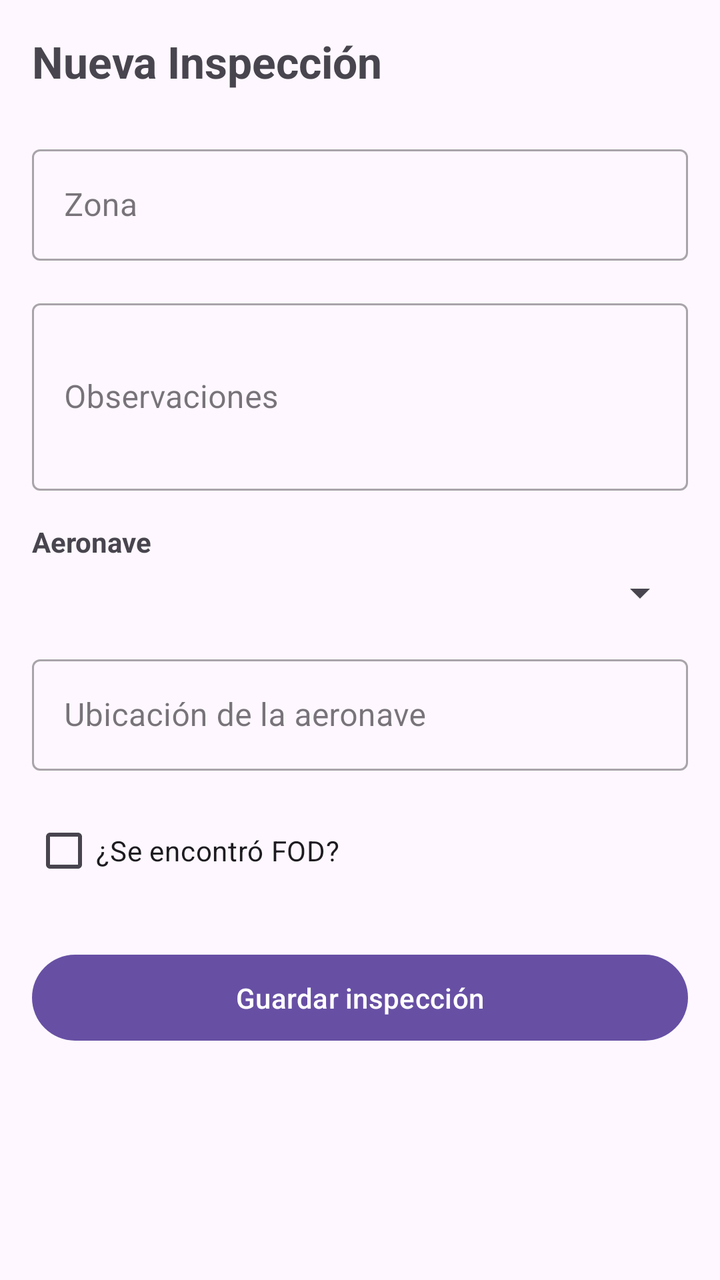
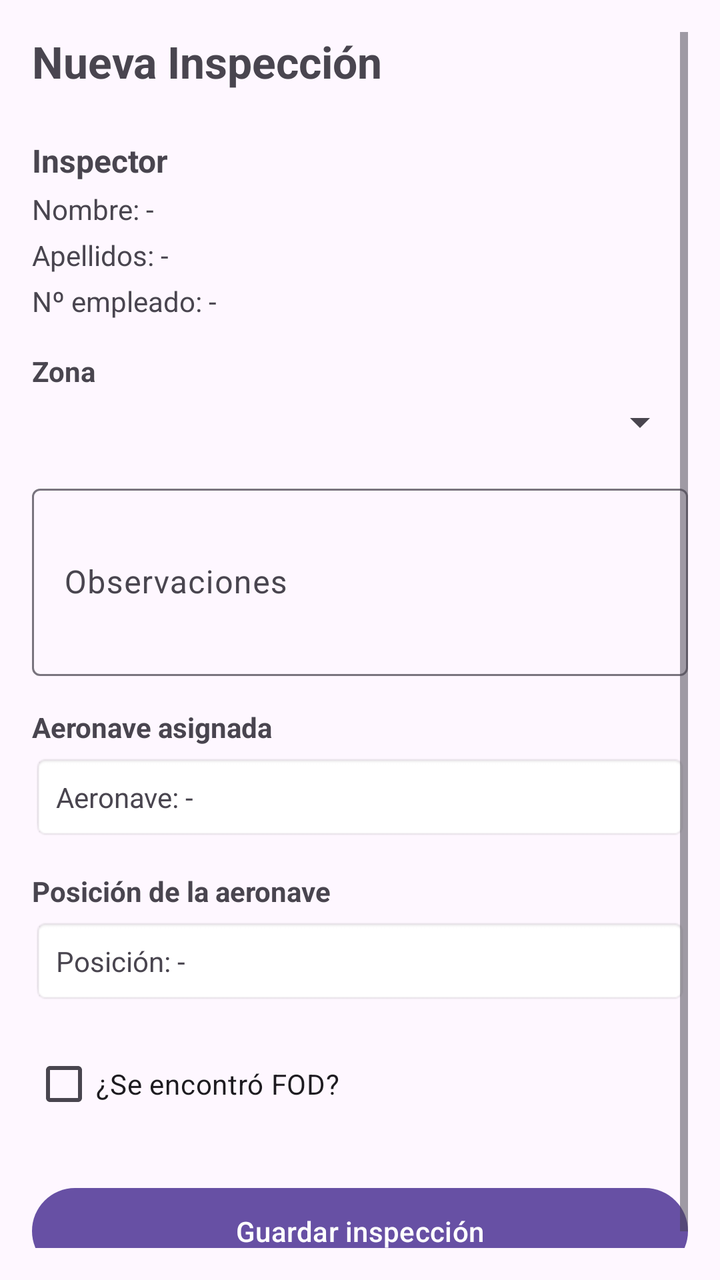

Screens rendered from an Android XML layout before and after an edit, with the pre-edit source and the edit as a unified diff.
<!-- AndroidManifest.xml: application theme Theme.FodManager -->
<!-- res/layout/activity_nueva_inspeccion.xml -->
<?xml version="1.0" encoding="utf-8"?>
<ScrollView xmlns:android="http://schemas.android.com/apk/res/android"
    android:layout_width="match_parent"
    android:layout_height="match_parent"
    android:padding="16dp">

    
    <LinearLayout
        android:layout_width="match_parent"
        android:layout_height="wrap_content"
        android:orientation="vertical">

        
        <TextView
            android:layout_width="wrap_content"
            android:layout_height="wrap_content"
            android:text="Nueva Inspección"
            android:textSize="22sp"
            android:textStyle="bold"
            android:layout_marginBottom="24dp" />

        
        <com.google.android.material.textfield.TextInputLayout
            android:layout_width="match_parent"
            android:layout_height="wrap_content"
            android:hint="Zona"
            style="@style/Widget.MaterialComponents.TextInputLayout.OutlinedBox"
            android:layout_marginBottom="16dp">

            
            <com.google.android.material.textfield.TextInputEditText
                android:id="@+id/etZona"
                android:layout_width="match_parent"
                android:layout_height="wrap_content"
                android:inputType="text" />
        </com.google.android.material.textfield.TextInputLayout>

        
        <com.google.android.material.textfield.TextInputLayout
            android:layout_width="match_parent"
            android:layout_height="wrap_content"
            android:hint="Observaciones"
            style="@style/Widget.MaterialComponents.TextInputLayout.OutlinedBox"
            android:layout_marginBottom="16dp">

            
            <com.google.android.material.textfield.TextInputEditText
                android:id="@+id/etObservaciones"
                android:layout_width="match_parent"
                android:layout_height="wrap_content"
                android:inputType="textMultiLine"
                android:minLines="3" />
        </com.google.android.material.textfield.TextInputLayout>

        
        <TextView
            android:layout_width="wrap_content"
            android:layout_height="wrap_content"
            android:text="Aeronave"
            android:textStyle="bold"
            android:textSize="14sp"
            android:layout_marginBottom="4dp" />

        
        <Spinner
            android:id="@+id/spinnerAeronave"
            android:layout_width="match_parent"
            android:layout_height="wrap_content"
            android:layout_marginBottom="16dp" />

        
        <com.google.android.material.textfield.TextInputLayout
            android:layout_width="match_parent"
            android:layout_height="wrap_content"
            android:hint="Ubicación de la aeronave"
            style="@style/Widget.MaterialComponents.TextInputLayout.OutlinedBox"
            android:layout_marginBottom="16dp">

            
            <com.google.android.material.textfield.TextInputEditText
                android:id="@+id/etUbicacionAeronave"
                android:layout_width="match_parent"
                android:layout_height="wrap_content"
                android:inputType="text" />
        </com.google.android.material.textfield.TextInputLayout>

        
        <CheckBox
            android:id="@+id/cbConFod"
            android:layout_width="wrap_content"
            android:layout_height="wrap_content"
            android:text="¿Se encontró FOD?"
            android:layout_marginBottom="24dp" />

        
        <Button
            android:id="@+id/btnGuardar"
            android:layout_width="match_parent"
            android:layout_height="wrap_content"
            android:text="Guardar inspección"
            android:padding="12dp" />

        
        <ProgressBar
            android:id="@+id/progressBar"
            android:layout_width="wrap_content"
            android:layout_height="wrap_content"
            android:layout_gravity="center"
            android:layout_marginTop="16dp"
            android:visibility="gone" />

    </LinearLayout>

</ScrollView>
<!-- resources referenced by this layout -->
<resources>
  <style name="Theme.FodManager" parent="Base.Theme.FodManager" />
  <style name="Base.Theme.FodManager" parent="Theme.Material3.DayNight.NoActionBar">
          
          
      </style>
</resources>

<!-- the commit's change to res/layout/activity_nueva_inspeccion.xml (unified diff, before → after) -->
@@ -4,11 +4,11 @@
     android:layout_height="match_parent"
     android:padding="16dp">
 
-    
     <LinearLayout
         android:layout_width="match_parent"
         android:layout_height="wrap_content"
-        android:orientation="vertical">
+        android:orientation="vertical"
+        android:paddingBottom="8dp">
 
         
         <TextView
@@ -20,30 +20,64 @@
             android:layout_marginBottom="24dp" />
 
         
-        <com.google.android.material.textfield.TextInputLayout
+        <TextView
+            android:layout_width="wrap_content"
+            android:layout_height="wrap_content"
+            android:text="Inspector"
+            android:textStyle="bold"
+            android:textSize="16sp"
+            android:layout_marginBottom="4dp" />
+
+        
+        <TextView
+            android:id="@+id/tvInspectorNombre"
             android:layout_width="match_parent"
             android:layout_height="wrap_content"
-            android:hint="Zona"
-            style="@style/Widget.MaterialComponents.TextInputLayout.OutlinedBox"
-            android:layout_marginBottom="16dp">
+            android:text="Nombre: -"
+            android:textSize="14sp"
+            android:layout_marginBottom="4dp" />
 
-            
-            <com.google.android.material.textfield.TextInputEditText
-                android:id="@+id/etZona"
-                android:layout_width="match_parent"
-                android:layout_height="wrap_content"
-                android:inputType="text" />
-        </com.google.android.material.textfield.TextInputLayout>
+        
+        <TextView
+            android:id="@+id/tvInspectorApellidos"
+            android:layout_width="match_parent"
+            android:layout_height="wrap_content"
+            android:text="Apellidos: -"
+            android:textSize="14sp"
+            android:layout_marginBottom="4dp" />
+
+        
+        <TextView
+            android:id="@+id/tvInspectorNumeroEmpleado"
+            android:layout_width="match_parent"
+            android:layout_height="wrap_content"
+            android:text="Nº empleado: -"
+            android:textSize="14sp"
+            android:layout_marginBottom="16dp" />
+
+        
+        <TextView
+            android:layout_width="wrap_content"
+            android:layout_height="wrap_content"
+            android:text="Zona"
+            android:textStyle="bold"
+            android:textSize="14sp"
+            android:layout_marginBottom="4dp" />
+
+        
+        <Spinner
+            android:id="@+id/spinnerZona"
+            android:layout_width="match_parent"
+            android:layout_height="wrap_content"
+            android:layout_marginBottom="16dp" />
 
         
         <com.google.android.material.textfield.TextInputLayout
             android:layout_width="match_parent"
             android:layout_height="wrap_content"
             android:hint="Observaciones"
-            style="@style/Widget.MaterialComponents.TextInputLayout.OutlinedBox"
             android:layout_marginBottom="16dp">
 
-            
             <com.google.android.material.textfield.TextInputEditText
                 android:id="@+id/etObservaciones"
                 android:layout_width="match_parent"
@@ -56,33 +90,41 @@
         <TextView
             android:layout_width="wrap_content"
             android:layout_height="wrap_content"
-            android:text="Aeronave"
+            android:text="Aeronave asignada"
             android:textStyle="bold"
             android:textSize="14sp"
             android:layout_marginBottom="4dp" />
 
         
-        <Spinner
-            android:id="@+id/spinnerAeronave"
+        <TextView
+            android:id="@+id/tvAeronaveAsignada"
             android:layout_width="match_parent"
             android:layout_height="wrap_content"
+            android:text="Aeronave: -"
+            android:textSize="14sp"
+            android:padding="12dp"
+            android:background="@android:drawable/editbox_background"
             android:layout_marginBottom="16dp" />
 
         
-        <com.google.android.material.textfield.TextInputLayout
+        <TextView
+            android:layout_width="wrap_content"
+            android:layout_height="wrap_content"
+            android:text="Posición de la aeronave"
+            android:textStyle="bold"
+            android:textSize="14sp"
+            android:layout_marginBottom="4dp" />
+
+        
+        <TextView
+            android:id="@+id/tvPosicionAeronave"
             android:layout_width="match_parent"
             android:layout_height="wrap_content"
-            android:hint="Ubicación de la aeronave"
-            style="@style/Widget.MaterialComponents.TextInputLayout.OutlinedBox"
-            android:layout_marginBottom="16dp">
-
-            
-            <com.google.android.material.textfield.TextInputEditText
-                android:id="@+id/etUbicacionAeronave"
-                android:layout_width="match_parent"
-                android:layout_height="wrap_content"
-                android:inputType="text" />
-        </com.google.android.material.textfield.TextInputLayout>
+            android:text="Posición: -"
+            android:textSize="14sp"
+            android:padding="12dp"
+            android:background="@android:drawable/editbox_background"
+            android:layout_marginBottom="16dp" />
 
         
         <CheckBox
@@ -110,5 +152,4 @@
             android:visibility="gone" />
 
     </LinearLayout>
-
 </ScrollView>
